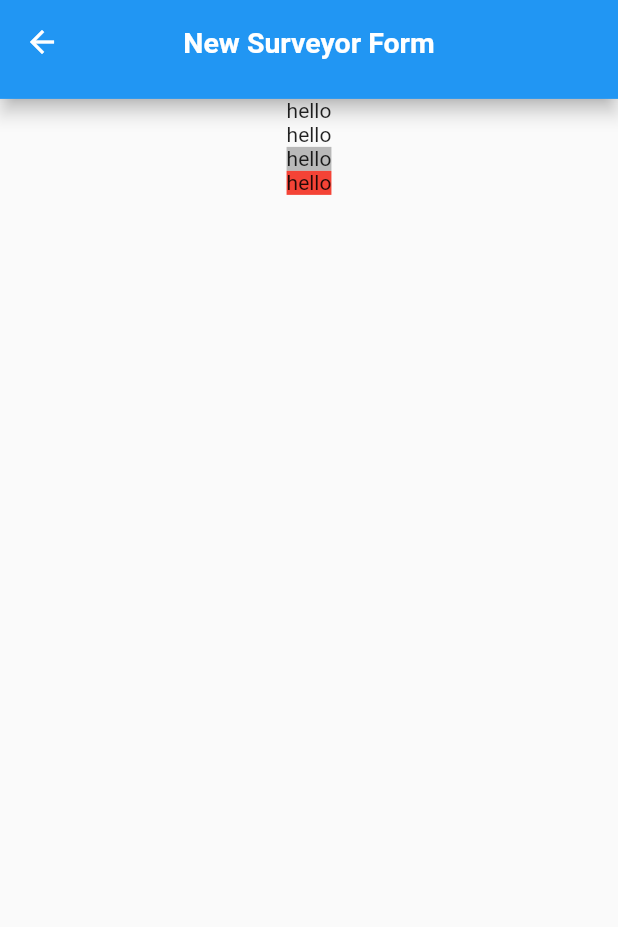
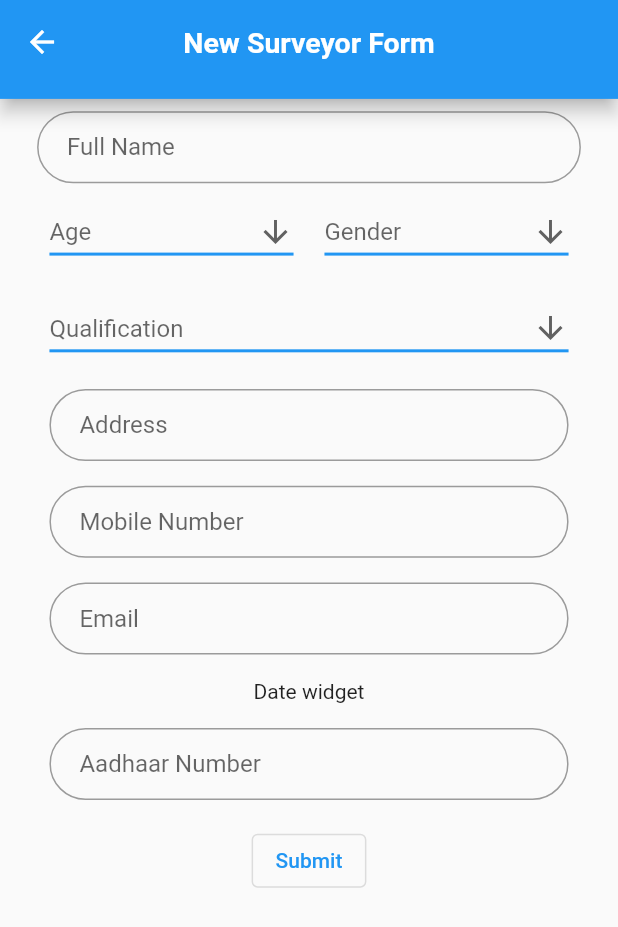
Before and after one commit to piyushwani004/medical_servey_app, a Flutter app: the NewSurveyorForm screen opened directly, on a phone screen of 412 x 824 dp. Shown: the top 927 px of the screen. Run offline on Flutter 3.47's test engine with Material 2 defaults, Android fonts, the light colour scheme and no system bars; our stand-ins replace google_fonts.

Commit message:
surveyor form complete

```diff
--- a/lib/pages/Admin/new_surveyor_form.dart
+++ b/lib/pages/Admin/new_surveyor_form.dart
@@ -1,5 +1,7 @@
 import "package:flutter/material.dart";
+import 'package:medical_servey_app/utils/functions.dart';
 import 'package:medical_servey_app/widgets/CustomScrollViewBody.dart';
+import 'package:medical_servey_app/widgets/DropDownWidget.dart';
 import 'package:medical_servey_app/widgets/common.dart';
 import 'package:medical_servey_app/widgets/top_sliver_app_bar.dart';
 
@@ -11,18 +13,49 @@ class NewSurveyorForm extends StatefulWidget {
 }
 
 class _NewSurveyorFormState extends State<NewSurveyorForm> {
+  final formKeyNewSurveyorForm = GlobalKey<FormState>();
+
+  DropDownButtonWidget? ageDropDown;
+  DropDownButtonWidget? genderDropDown;
+  DropDownButtonWidget? qualificationDropDown;
+
   // List of items in our dropdown menu
   var items = [
-    'Item 1',
-    'Item 2',
-    'Item 3',
-    'Item 4',
-    'Item 5',
+    '1',
+    '2',
+    '3',
+    '4',
+    '5',
+  ];
+  var genders = [
+    'M',
+    'F',
+    'T',
+  ];
+  var qualifications = [
+    'Degree pass',
+    'Metric Pass',
+    'None',
   ];
   var width, height;
-  Map<String,String> surveyorForm = {};
+  Map<String, String> surveyorForm = {};
 
-
+  @override
+  void initState() {
+    ageDropDown = DropDownButtonWidget(
+      items: items,
+      name: 'Age',
+    );
+    genderDropDown = DropDownButtonWidget(
+      items: genders,
+      name: 'Gender',
+    );
+    qualificationDropDown = DropDownButtonWidget(
+      items: qualifications,
+      name: 'Qualification',
+    );
+    super.initState();
+  }
 
   @override
   Widget build(BuildContext context) {
@@ -32,21 +65,22 @@ class _NewSurveyorFormState extends State<NewSurveyorForm> {
       body: CustomScrollView(
         slivers: [
           TopSliverAppBar(mHeight: height, text: "New Surveyor Form"),
-          CustomScrollViewBody(bodyWidget: body(surveyorForm))
+          CustomScrollViewBody(
+              bodyWidget: Padding(
+            padding: Common.allPadding(mHeight: height),
+            child: body(
+                surveyorForm: surveyorForm, formKey: formKeyNewSurveyorForm),
+          ))
         ],
       ),
     );
   }
-}
 
-
-
-Widget body(Map<String,String> surveyorForm) {
-
+  Widget body({required Map<String, String> surveyorForm, required formKey}) {
     final fullName = TextFormField(
       keyboardType: TextInputType.emailAddress,
       autofocus: false,
-    onSaved: (email){
+      onSaved: (email) {
         List<String> splitEmail = email!.split(" ");
         surveyorForm["firstName"] = splitEmail[0];
         surveyorForm["middleName"] = splitEmail[1];
@@ -55,33 +89,106 @@ Widget body(Map<String,String> surveyorForm) {
       // validator: (email) => emailValidator(email!),
       decoration: Common.textFormFieldInputDecoration(labelText: "Full Name"),
     );
-  // final age = TextFormField(
-  //   keyboardType: TextInputType.emailAddress,
-  //   autofocus: false,
-  //   onSaved: (email){
-  //     List<String> splitEmail = email!.split(" ");
-  //     surveyorForm["firstName"] = splitEmail[0];
-  //     surveyorForm["middleName"] = splitEmail[1];
-  //     surveyorForm["lastName"] = splitEmail[2];
-  //   },
-  //   // validator: (email) => emailValidator(email!),
-  //   decoration: Common.textFormFieldInputDecoration(labelText: "Full Name"),
-  // );
 
+    final email = TextFormField(
+      keyboardType: TextInputType.emailAddress,
+      autofocus: false,
+      validator: (email) => emailValidator(email!),
+      onSaved: (email) {
+        surveyorForm["email"] = email!;
+      },
+      // validator: (email) => emailValidator(email!),
+      decoration: Common.textFormFieldInputDecoration(labelText: "Email"),
+    );
+    final address = TextFormField(
+      keyboardType: TextInputType.emailAddress,
+      autofocus: false,
+      onSaved: (address) {
+        surveyorForm["address"] = address!;
+      },
+      // validator: (email) => emailValidator(email!),
+      decoration: Common.textFormFieldInputDecoration(labelText: "Address"),
+    );
+    final mobileNo = TextFormField(
+      keyboardType: TextInputType.number,
+      autofocus: false,
+      validator: (mobileNo) => mobileNumberValidator(mobileNo!),
+      onSaved: (mobileNo) {
+        surveyorForm["mobileNo"] = mobileNo!;
+      },
+      // validator: (email) => emailValidator(email!),
+      decoration:
+          Common.textFormFieldInputDecoration(labelText: "Mobile Number"),
+    );
+    final aadhaarNo = TextFormField(
+      keyboardType: TextInputType.number,
+      autofocus: false,
+      onSaved: (aadhaarNo) {
+        surveyorForm["aadhaarNo"] = aadhaarNo!;
+      },
+      // validator: (email) => emailValidator(email!),
+      decoration:
+          Common.textFormFieldInputDecoration(labelText: "Aadhaar Number"),
+    );
 
-  return Column(
+    final submitBtn = OutlinedButton(onPressed: () {
+      if(formKeyNewSurveyorForm.currentState!.validate()){
+        formKeyNewSurveyorForm.currentState!.save();
+      }
+    }, child: Text('Submit'));
+    return Form(
+        key: formKey,
+        child: Column(
+          crossAxisAlignment: CrossAxisAlignment.center,
           children: [
-      Text("hello"),
-      Text("hello"),
-      Container(
-        color: Colors.black26,
-        child: Text("hello"),
+            fullName,
+            Row(
+              mainAxisAlignment: MainAxisAlignment.spaceBetween,
+              children: [
+                Expanded(
+                    child: Padding(
+                  padding: Common.allPadding(mHeight: height),
+                  child: ageDropDown!,
+                )),
+                SizedBox(
+                  width: width * 0.01,
                 ),
-      Container(
-        color: Colors.red,
-        child: Text("hello"),
-
-      )
+                Expanded(
+                    child: Padding(
+                  padding: Common.allPadding(mHeight: height),
+                  child: genderDropDown!,
+                )),
               ],
-  );
+            ),
+            Padding(
+              padding: Common.allPadding(mHeight: height),
+              child: qualificationDropDown!,
+            ),
+            Padding(
+              padding: Common.allPadding(mHeight: height),
+              child: address,
+            ),
+            Padding(
+              padding: Common.allPadding(mHeight: height),
+              child: mobileNo,
+            ),
+            Padding(
+              padding: Common.allPadding(mHeight: height),
+              child: email,
+            ),
+            Padding(
+              padding: Common.allPadding(mHeight: height),
+              child: Text('Date widget'),
+            ),
+            Padding(
+              padding: Common.allPadding(mHeight: height),
+              child: aadhaarNo,
+            ),
+            Padding(
+              padding: Common.allPadding(mHeight: height),
+              child: submitBtn,
+            ),
+          ],
+        ));
   }
+}
--- a/lib/utils/functions.dart
+++ b/lib/utils/functions.dart
@@ -19,6 +19,17 @@ String? passwordValidator(String text) {
     return null;
   } else {
     return "*Password must contain a uppercase character and a symbol.\n*Must be 8 characters long";
+  }
+}
+
+String? mobileNumberValidator(String text) {
+  bool validPassword = RegExp(
+      r'^(\+\d{1,3}[- ]?)?\d{10}$')
+      .hasMatch(text);
+  if (validPassword) {
+    return null;
+  } else {
+    return "*10 Digit Mobile Number\n*With country code ex- +91 ";
   }
 }
 
--- a/lib/widgets/DropDownWidget.dart
+++ b/lib/widgets/DropDownWidget.dart
@@ -1,10 +1,10 @@
 import 'package:flutter/material.dart';
 
 class DropDownButtonWidget extends StatefulWidget {
-  final String? initValue;
+
+  final String name;
   final List<String> items;
-  final Function callback;
-  DropDownButtonWidget({Key? key, this.initValue,required this.items,required this.callback }) : super(key: key);
+  DropDownButtonWidget({Key? key,required this.items,required this.name,}) : super(key: key);
 
   @override
   _DropDownButtonWidgetState createState() => _DropDownButtonWidgetState();
@@ -12,27 +12,26 @@ class DropDownButtonWidget extends StatefulWidget {
 
 class _DropDownButtonWidgetState extends State<DropDownButtonWidget> {
 
-  String get selectedItem => _selected;
-  String _selected='';
-
-  String? initValue;
+  String? get selectedItem => _selected;
+  String? _selected;
    List<String>? items;
   @override
   void initState() {
-     initValue = widget.initValue;
-     items = widget.items;
+    items =widget.items;
     super.initState();
   }
   @override
   Widget build(BuildContext context) {
     return DropdownButton<String>(
-      value: initValue,
+      isExpanded: true,
+      hint: Text(widget.name),
+      value: _selected,
       icon: const Icon(Icons.arrow_downward),
-      elevation: 16,
-      style: const TextStyle(color: Colors.deepPurple),
+      elevation: 10,
+      // style: const TextStyle(color: Colors.deepPurple),
       underline: Container(
         height: 2,
-        color: Colors.deepPurpleAccent,
+        color: Colors.blue,
       ),
       onChanged: (String? newValue) {
         setState(() {
```
Lines whose indentation alone changed are shown as unchanged.
